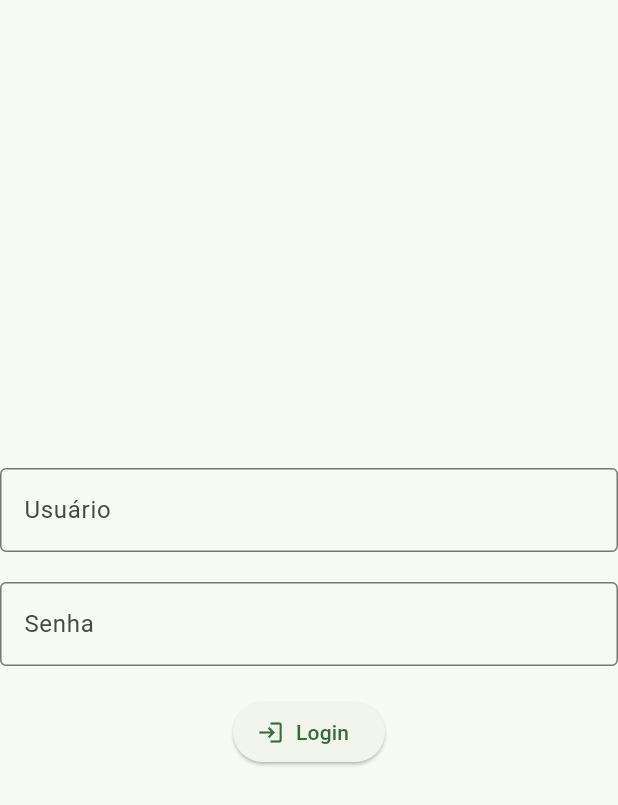
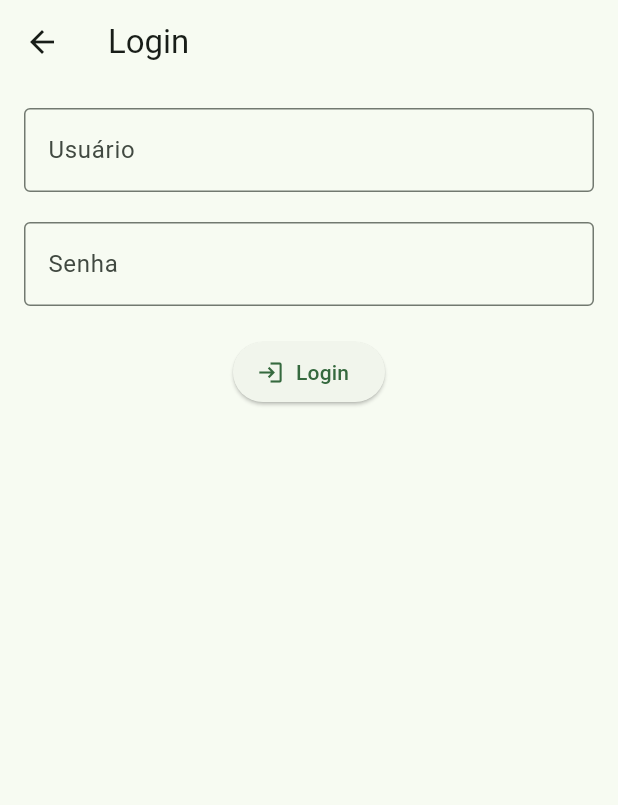
Before and after one commit to Lucio1122/Desenv_Mobile-III, a Flutter app: the LoginPage screen opened by its route, on a phone screen of 412 x 824 dp. Shown: the top 805 px of the screen. Run offline on Flutter 3.47's test engine with Material 3 defaults, Android fonts, the phone set to English and light mode, and no system bars; network calls fail.

Commit message:
Adiciona seta de voltar no topo da tela de login

```diff
--- a/lib/telas/login.dart
+++ b/lib/telas/login.dart
@@ -25,12 +25,24 @@ class _LoginPageState extends State<LoginPage> {
   @override
   Widget build(BuildContext context) {
     return Scaffold(
-      body: Form(
-        key: _formKey,
-        child: Column(
-          crossAxisAlignment: CrossAxisAlignment.center,
-          mainAxisAlignment: MainAxisAlignment.center,
-          children: <Widget>[
+      appBar: AppBar(
+        title: const Text('Login'),
+        leading: IconButton(
+          icon: const Icon(Icons.arrow_back),
+          onPressed: () {
+            Navigator.pop(context);
+          },
+        ),
+      ),
+      body: Padding(
+        padding: const EdgeInsets.all(16.0),
+        child: SingleChildScrollView(
+          child: Form(
+            key: _formKey,
+            child: Column(
+              crossAxisAlignment: CrossAxisAlignment.center,
+              mainAxisAlignment: MainAxisAlignment.center,
+              children: <Widget>[
             TextFormField(
               decoration: InputDecoration(
                 labelText: 'Usuário',
@@ -76,8 +88,9 @@ class _LoginPageState extends State<LoginPage> {
                   _autenticar();
                 }
               },
+              ),
             ),
-          ],
+          ),
         ),
       ),
     );
```
